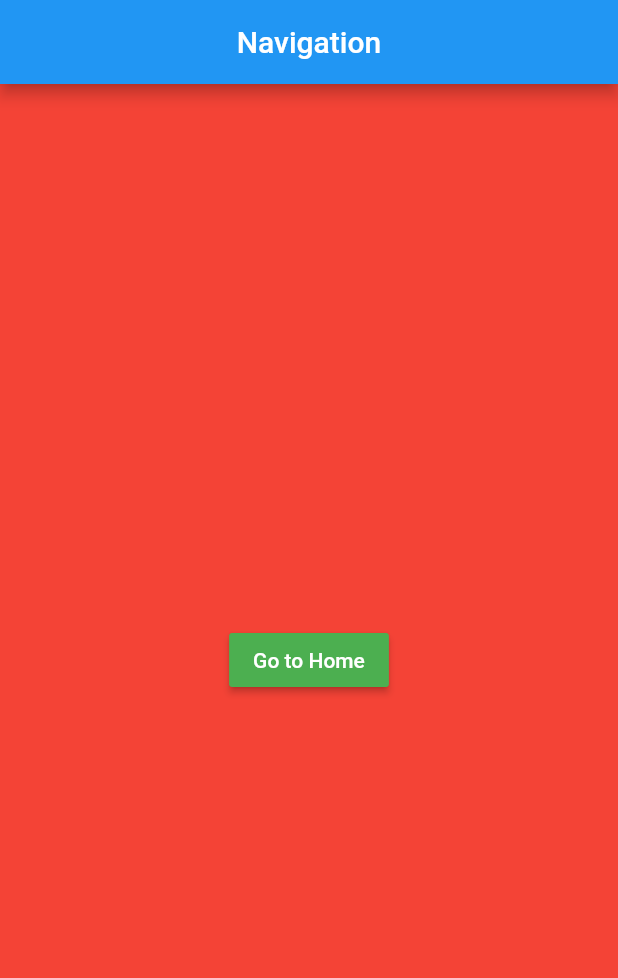
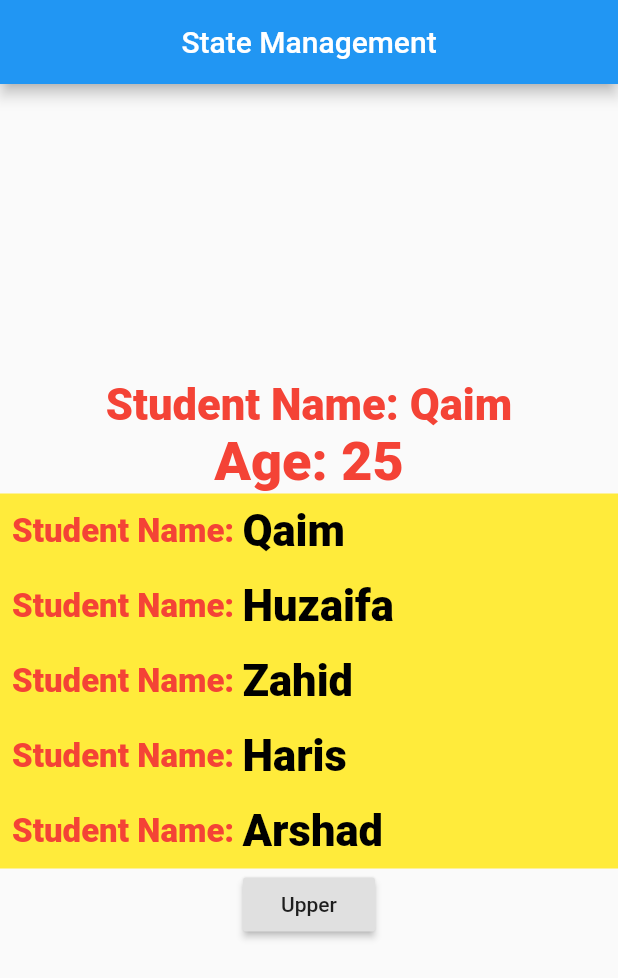
Before and after one commit to QaimRaza1472/Getx-Complete, a Flutter app: the screen it shows after launch, on a phone screen of 412 x 824 dp. Shown: the top 978 px of the screen. Run offline on Flutter 3.47's test engine with Material 2 defaults, Android fonts, the phone set to English and light mode, and no system bars; our stand-ins replace get, shared_preferences.

Commit message:
State Management

```diff
--- a/lib/Features/routing.dart
+++ b/lib/Features/routing.dart
@@ -1,13 +1,15 @@
+import 'package:flutter/material.dart';
+import 'package:get/get.dart';
+import 'dart:ui';
 import 'package:flutter/material.dart';
 import 'package:get/get.dart';
 
-import 'dart:ui';
-import 'package:flutter/material.dart';
-import 'package:get/get.dart';
 import 'package:getx_complete/Screens/home_screen.dart';
 
 class Navigation1 extends StatelessWidget {
-    Navigation1({Key? key,}) : super(key: key);
+  Navigation1({
+    Key? key,
+  }) : super(key: key);
 
   @override
   Widget build(BuildContext context) {
@@ -25,11 +27,10 @@ class Navigation1 extends StatelessWidget {
           children: [
             RaisedButton(
               color: Colors.green,
-              onPressed: ()async {
-            var   data = await  Get.to( HomeScreen(),
-
-                transition:Transition.circularReveal,
-
+              onPressed: () async {
+                var data = await Get.to(
+                  HomeScreen(),
+                  transition: Transition.circularReveal,
                   // transition: Transition.zoom,
                   duration: Duration(milliseconds: 2000),
                   fullscreenDialog: true,
@@ -38,16 +39,13 @@ class Navigation1 extends StatelessWidget {
                 );
                 print("This is my Data ${data}");
               },
-              child:  const Text("Go to Home",
+              child: const Text(
+                "Go to Home",
                 style: TextStyle(
                   color: Colors.white,
                 ),
               ),
             ),
-
-
-
-
           ],
         ),
       ),
--- a/lib/Features/show_dialog.dart
+++ b/lib/Features/show_dialog.dart
@@ -9,7 +9,7 @@ class ShowDialog1 extends StatelessWidget {
   Widget build(BuildContext context) {
     return Scaffold(
       appBar: AppBar(
-          centerTitle: true,
+        centerTitle: true,
         title: const Text("Show Dialog"),
       ),
       body: Center(
--- a/lib/Features/testing_share.dart
+++ b/lib/Features/testing_share.dart
@@ -1,4 +1,3 @@
-
 import 'dart:async';
 
 import 'package:flutter/material.dart';
@@ -63,7 +62,7 @@ class SharedPreferencesDemoState extends State<SharedPreferencesDemo> {
                     } else {
                       return Text(
                         'Button tapped ${snapshot.data} time${snapshot.data == 1 ? '' : 's'}.\n\n'
-                            'This should persist across restarts.',
+                        'This should persist across restarts.',
                       );
                     }
                 }
--- a/lib/main.dart
+++ b/lib/main.dart
@@ -1,28 +1,25 @@
 import 'package:flutter/material.dart';
 import 'package:getx_complete/Features/bottom_sheet.dart';
 import 'package:getx_complete/Features/testing_share.dart';
+import 'package:getx_complete/view.dart';
+import 'package:getx_complete/view_2.dart';
 import 'Features/routing.dart';
 import 'Features/show_dialog.dart';
 import 'Features/showing_snackbar.dart';
 import 'package:get/get.dart';
 
-
-
-
 void main() {
   runApp(const MyApp());
 }
 
-
 class MyApp extends StatelessWidget {
   const MyApp({Key? key}) : super(key: key);
-
   // This widget is the root of your application.
   @override
   Widget build(BuildContext context) {
     return GetMaterialApp(
       debugShowCheckedModeBanner: false,
-      title: 'Flutter Demo',
+      title: 'GetX Complete',
       theme: ThemeData(
         primarySwatch: Colors.blue,
       ),
@@ -30,8 +27,12 @@ class MyApp extends StatelessWidget {
       //home:  MySnackBar(),
       //home: ShowDialog1(),
       //home: BottomSheet1(),
-      home:  Navigation1(),
+      //home: Navigation1(),
+
+      home: View(),
+      // home: View2(),
+
+
     );
-
   }
 }
--- /dev/null
+++ b/lib/texting_getx.dart
@@ -0,0 +1,36 @@
+import 'package:get/get.dart';
+
+
+class Student extends GetxController{
+
+
+  var name = "Qaim".obs;
+  var age  =  25.obs;
+  var student_name =[].obs;
+
+ // var name=RxString("Qaim").obs;
+
+
+
+  @override
+  void onInit(){
+    showlist();
+    super.onInit();
+  }
+
+
+  void showlist(){
+    student_name.value =["Qaim", "Huzaifa", "Zahid", "Haris", "Arshad", "Waseem",12,1.1];
+
+  }
+
+
+
+  void uper(){
+    name.value = name.toUpperCase();
+    age.value++;
+
+}
+
+
+}
--- /dev/null
+++ b/lib/view.dart
@@ -0,0 +1,104 @@
+import 'package:flutter/material.dart';
+import 'package:get/get.dart';
+import 'package:getx_complete/texting_getx.dart';
+
+
+class View extends StatelessWidget {
+   View({Key? key}) : super(key: key);
+
+   //var student = Student();
+
+   Student student = Get.put(Student());
+
+
+
+// 0139 790 220 1503
+
+// Husnain Iqbal
+
+   @override
+  Widget build(BuildContext context) {
+    print("    ");
+    return  Scaffold(
+      appBar: AppBar(
+        automaticallyImplyLeading: true,
+        centerTitle: true,
+        title: const Text("State Management"),
+      ),
+      body: Center(
+        child: Column(
+          crossAxisAlignment: CrossAxisAlignment.center,
+          mainAxisAlignment: MainAxisAlignment.center,
+          children:  [
+            Obx((){
+                return Column(
+                  children: [
+                    Text('Student Name: ${student.name.value}',
+                     style: const TextStyle(
+                    color: Colors.red,
+                    fontSize: 29,
+                    fontWeight: FontWeight.w900,
+                  ),
+                  ),
+                    Text('Age: ${student.age.value}',
+                      style: const TextStyle(
+                        color: Colors.red,
+                        fontSize: 36,
+                        fontWeight: FontWeight.w900,
+                      ),
+                    ),
+                    Container(
+                      height:250,
+                      color: Colors.yellow,
+                      width:double.infinity,
+                      child: ListView.builder(
+                        itemCount:student.student_name.length,
+                          itemBuilder: (context,index){
+                            return
+                              Padding(
+                                padding: const EdgeInsets.all(8.0),
+                                child: Container(
+                                  child: Row(
+                                    children: [
+                                      const Text('Student Name: ',
+                                      style: TextStyle(
+                                        color: Colors.red,
+                                        fontSize: 22,
+                                        fontWeight: FontWeight.w900,
+                                      ),
+                                       ),
+                                      Text(
+                                        '${student.student_name[index]}',
+                                        style: const TextStyle(
+                                          color: Colors.black,
+                                          fontSize: 29,
+                                          fontWeight: FontWeight.w900,
+                                        ),
+                                      ),
+                                    ],
+                                  ),
+                                ),
+                              );
+                          }
+                          ),
+                    ),
+
+
+
+                  ],
+                );
+          },
+            ),
+            RaisedButton(
+              onPressed: () {
+                student.uper();
+                print("Pressed ${student.age.value}");
+              },
+              child: const Text("Upper"),
+            ),
+          ],
+        ),
+      ),
+    );
+  }
+}
```
Also changed, not shown: lib/Features/bottom_sheet.dart (+5 -15 lines), lib/Features/showing_snackbar.dart (+10 -26 lines), lib/getx_concept.dart (added, +40 -0 lines), lib/view_2.dart (added, +80 -0 lines). Lines whose indentation alone changed are shown as unchanged.
